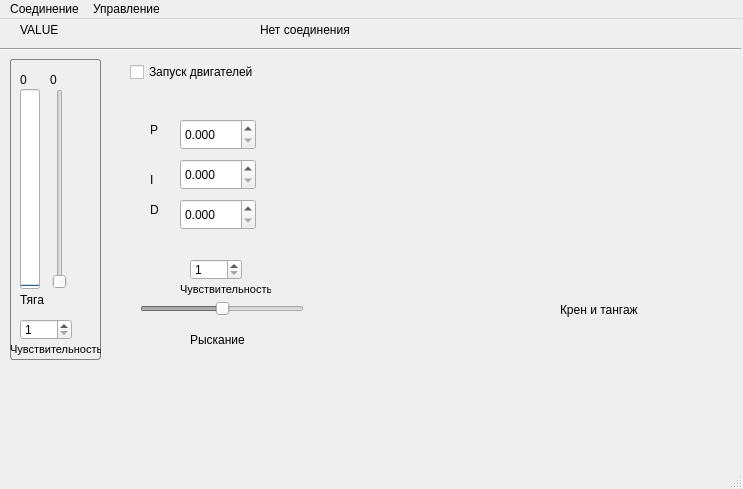
Above: mainwindow.ui from alkiz/Q1_Control_Panel before the change. Below: the same form after it.
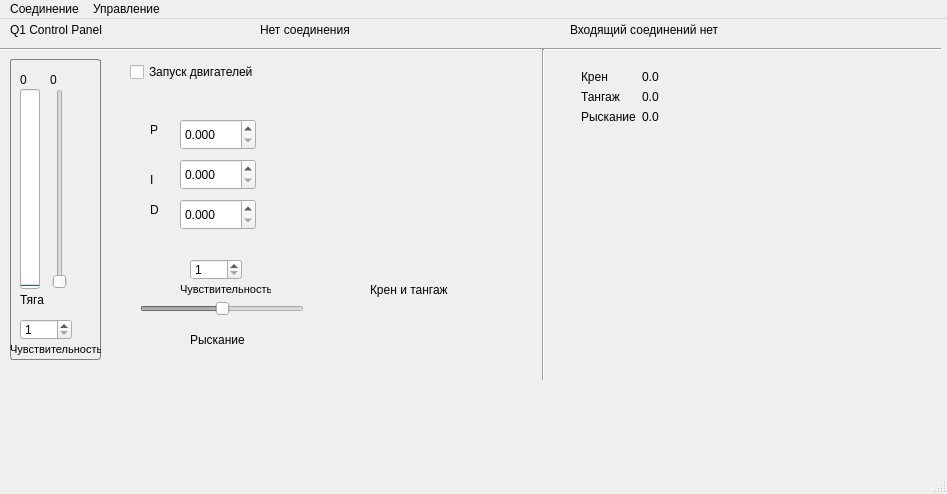
That is the form after the change. Icons and pictures are not drawn.

```diff
--- a/mainwindow.ui
+++ b/mainwindow.ui
@@ -6,8 +6,8 @@
    <rect>
     <x>0</x>
     <y>0</y>
-    <width>743</width>
-    <height>489</height>
+    <width>947</width>
+    <height>494</height>
    </rect>
   </property>
   <property name="focusPolicy">
@@ -25,14 +25,14 @@
    <widget class="QLabel" name="label">
     <property name="geometry">
      <rect>
-      <x>20</x>
+      <x>10</x>
       <y>0</y>
-      <width>67</width>
+      <width>131</width>
       <height>21</height>
      </rect>
     </property>
     <property name="text">
-     <string>VALUE</string>
+     <string>Q1 Control Panel</string>
     </property>
    </widget>
    <widget class="QLabel" name="label_2">
@@ -53,7 +53,7 @@
      <rect>
       <x>0</x>
       <y>20</y>
-      <width>741</width>
+      <width>941</width>
       <height>20</height>
      </rect>
     </property>
@@ -452,8 +452,8 @@
    <widget class="QGroupBox" name="blueGroupBox">
     <property name="geometry">
      <rect>
-      <x>500</x>
-      <y>70</y>
+      <x>310</x>
+      <y>50</y>
       <width>221</width>
       <height>241</height>
      </rect>
@@ -625,13 +625,99 @@
      </property>
     </widget>
    </widget>
+   <widget class="QWidget" name="formLayoutWidget">
+    <property name="geometry">
+     <rect>
+      <x>570</x>
+      <y>40</y>
+      <width>271</width>
+      <height>321</height>
+     </rect>
+    </property>
+    <layout class="QFormLayout" name="formLayout">
+     <property name="labelAlignment">
+      <set>Qt::AlignLeading|Qt::AlignLeft|Qt::AlignVCenter</set>
+     </property>
+     <property name="formAlignment">
+      <set>Qt::AlignHCenter|Qt::AlignTop</set>
+     </property>
+     <item row="0" column="0">
+      <widget class="QLabel" name="label_9">
+       <property name="text">
+        <string>Крен</string>
+       </property>
+      </widget>
+     </item>
+     <item row="1" column="0">
+      <widget class="QLabel" name="label_10">
+       <property name="text">
+        <string>Тангаж</string>
+       </property>
+      </widget>
+     </item>
+     <item row="2" column="0">
+      <widget class="QLabel" name="label_11">
+       <property name="text">
+        <string>Рыскание</string>
+       </property>
+      </widget>
+     </item>
+     <item row="0" column="1">
+      <widget class="QLabel" name="roll_info_label">
+       <property name="text">
+        <string>0.0</string>
+       </property>
+      </widget>
+     </item>
+     <item row="1" column="1">
+      <widget class="QLabel" name="pitch_info_label">
+       <property name="text">
+        <string>0.0</string>
+       </property>
+      </widget>
+     </item>
+     <item row="2" column="1">
+      <widget class="QLabel" name="yaw_info_label">
+       <property name="text">
+        <string>0.0</string>
+       </property>
+      </widget>
+     </item>
+    </layout>
+   </widget>
+   <widget class="Line" name="line_2">
+    <property name="geometry">
+     <rect>
+      <x>533</x>
+      <y>30</y>
+      <width>20</width>
+      <height>331</height>
+     </rect>
+    </property>
+    <property name="orientation">
+     <enum>Qt::Vertical</enum>
+    </property>
+   </widget>
+   <widget class="QLabel" name="feedbackConnectLabel">
+    <property name="geometry">
+     <rect>
+      <x>570</x>
+      <y>0</y>
+      <width>271</width>
+      <height>21</height>
+     </rect>
+    </property>
+    <property name="text">
+     <string>Входящий соединений нет</string>
+    </property>
+   </widget>
   </widget>
   <widget class="QMenuBar" name="menuBar">
    <property name="geometry">
     <rect>
      <x>0</x>
      <y>0</y>
-     <width>743</width>
+     <width>947</width>
      <height>29</height>
     </rect>
    </property>
```
